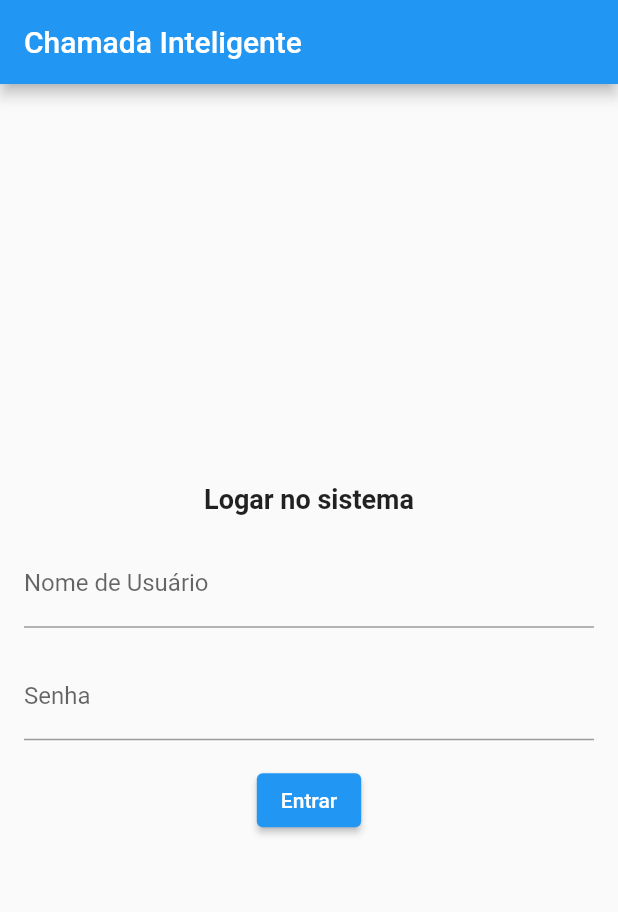
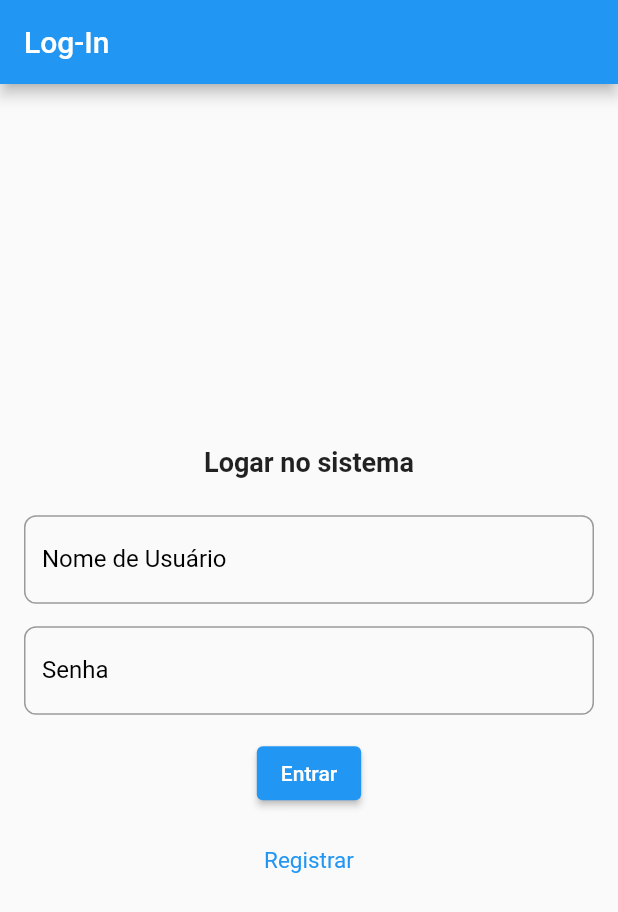
Before and after one commit to heronlancellot/ChamadaInteligente, a Flutter app: the screen it shows after launch, on a phone screen of 412 x 824 dp. Shown: the top 912 px of the screen. Run offline on Flutter 3.47's test engine with Material 2 defaults, Android fonts, the phone set to English and light mode, and no system bars.

Commit message:
Refactored loginPage, added CustomInputField and LoginInputField

```diff
--- /dev/null
+++ b/lib/Widgets/CustomInputField.dart
@@ -0,0 +1,35 @@
+import 'package:flutter/material.dart';
+
+class CustomInputField extends StatelessWidget {
+  final String label;
+  final TextEditingController controller;
+  final bool isPassword;
+
+  CustomInputField({
+    Key? key,
+    required this.label,
+    required this.controller,
+    this.isPassword = false,
+  }) : super(key: key);
+
+  @override
+  Widget build(BuildContext context) {
+    var border = OutlineInputBorder(
+      borderRadius: BorderRadius.circular(8),
+      borderSide: BorderSide(color: Colors.black),
+    );
+
+    return TextField(
+      style: TextStyle(color: Colors.black),
+      cursorColor: Colors.blue,
+      controller: controller,
+      decoration: InputDecoration(
+        labelText: label,
+        labelStyle: TextStyle(color: Colors.black),
+        border: border,
+        focusedBorder: border,
+      ),
+      obscureText: isPassword,
+    );
+  }
+}
--- /dev/null
+++ b/lib/Widgets/loginInputField.dart
@@ -0,0 +1,45 @@
+import 'package:chamadainteligente/Widgets/CustomInputField.dart';
+import 'package:chamadainteligente/pages/aluno.dart';
+import 'package:chamadainteligente/pages/professor.dart';
+import 'package:flutter/material.dart';
+
+class loginInputField extends StatelessWidget {
+  final TextEditingController _nomeUsuarioController = TextEditingController();
+  final TextEditingController _passwordController = TextEditingController();
+
+  @override
+  Widget build(BuildContext context) {
+    return Column(
+      children: [
+        CustomInputField(
+            label: "Nome de Usuário", controller: _nomeUsuarioController),
+        const SizedBox(height: 15),
+        CustomInputField(label: "Senha", controller: _passwordController),
+        const SizedBox(height: 15),
+        EntrarBtn(context)
+      ],
+    );
+  }
+
+  Widget EntrarBtn(BuildContext context) {
+    return ElevatedButton(
+      onPressed: () {
+        String nomeUsuario = _nomeUsuarioController.text.trim().toLowerCase();
+        if (nomeUsuario.startsWith("aluno")) {
+          Navigator.of(context).push(
+            MaterialPageRoute(
+              builder: (context) => TelaAluno(),
+            ),
+          );
+        } else if (nomeUsuario == ("professor")) {
+          Navigator.of(context).push(
+            MaterialPageRoute(
+              builder: (context) => ProfessorPage(nomeUsuario: nomeUsuario),
+            ),
+          );
+        }
+      },
+      child: Text('Entrar'),
+    );
+  }
+}
--- a/lib/pages/login.dart
+++ b/lib/pages/login.dart
@@ -1,7 +1,5 @@
-import 'package:chamadainteligente/pages/professor.dart';
 import 'package:flutter/material.dart';
-
-import 'aluno.dart';
+import '../Widgets/loginInputField.dart';
 
 class LoginPage extends StatelessWidget {
   final TextEditingController nomeUsuarioController = TextEditingController();
@@ -10,59 +8,41 @@ class LoginPage extends StatelessWidget {
   Widget build(BuildContext context) {
     return Scaffold(
       appBar: AppBar(
-        title: Text('Chamada Inteligente'),
+        title: const Text('Log-In'),
       ),
       body: Center(
         child: Padding(
           padding: const EdgeInsets.all(16.0),
           child: Column(
             mainAxisAlignment: MainAxisAlignment.center,
-            children: <Widget>[
-              Text(
+            children: [
+              const Text(
                 'Logar no sistema',
                 style: TextStyle(
                   fontSize: 18.0,
                   fontWeight: FontWeight.bold,
                 ),
               ),
-              SizedBox(height: 16.0),
-              TextFormField(
-                controller: nomeUsuarioController,
-                decoration: InputDecoration(
-                  labelText: 'Nome de Usuário',
-                ),
-              ),
-              SizedBox(height: 16.0),
-              TextFormField(
-                decoration: InputDecoration(
-                  labelText: 'Senha',
-                ),
-                obscureText: true,
-              ),
-              SizedBox(height: 16.0),
-              ElevatedButton(
-                onPressed: () {
-                  String nomeUsuario = nomeUsuarioController.text.trim().toLowerCase();
-                  if (nomeUsuario.startsWith("aluno")) {
-                    Navigator.of(context).push(
-                      MaterialPageRoute(
-                        builder: (context) => TelaAluno(),
-                      ),
-                    );
-                  } else {
-                    Navigator.of(context).push(
-                      MaterialPageRoute(
-                        builder: (context) => ProfessorPage(nomeUsuario: nomeUsuario),
-                      ),
-                    );
-                  }
-                },
-                child: Text('Entrar'),
-              ),
+              const SizedBox(height: 25),
+              loginInputField(),
+              const SizedBox(height: 25),
+              RegisterTxt()
             ],
           ),
         ),
       ),
     );
   }
+
+  Widget RegisterTxt() {
+    return const Column(
+      mainAxisAlignment: MainAxisAlignment.center,
+      children: [
+        Text(
+          "Registrar",
+          style: TextStyle(fontSize: 15.0, color: Colors.blue),
+        ),
+      ],
+    );
+  }
 }
```
